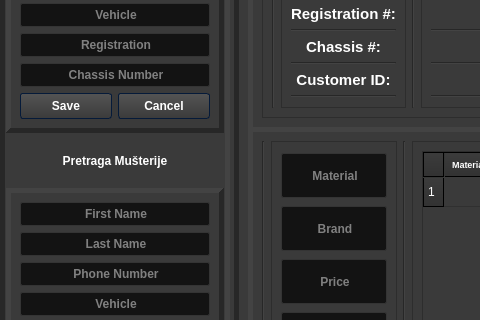
Before: the Qt Designer form englishMain.ui in 4ntim4tter/Budget-Flow, drawn with Qt 5; both pictures show x 0 to 480 and y 175 to 495 of the 1274 by 729 pixel window.
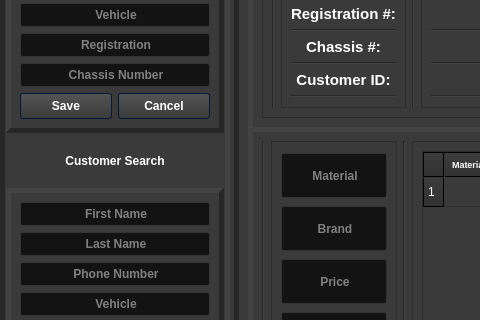
After: the same form once the commit is applied. Icons and pictures are not drawn.

```diff
--- a/englishMain.ui
+++ b/englishMain.ui
@@ -1362,7 +1362,7 @@
           <number>5</number>
          </property>
          <property name="text">
-          <string>Pretraga Mušterije</string>
+          <string>Customer Search</string>
          </property>
          <property name="textFormat">
           <enum>Qt::AutoText</enum>
```
